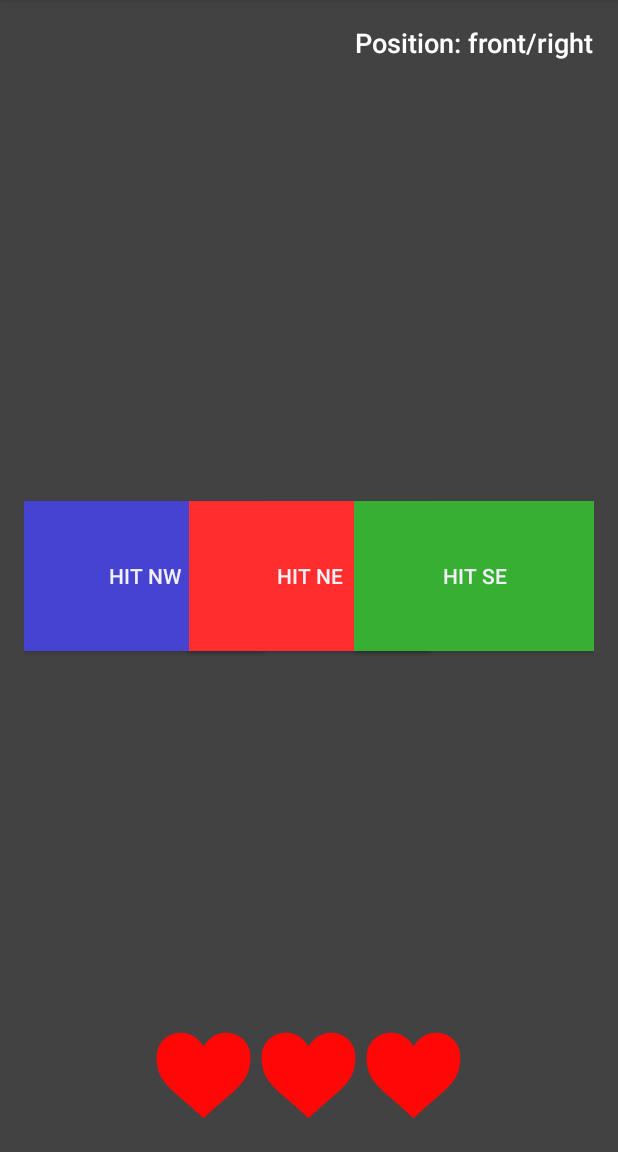
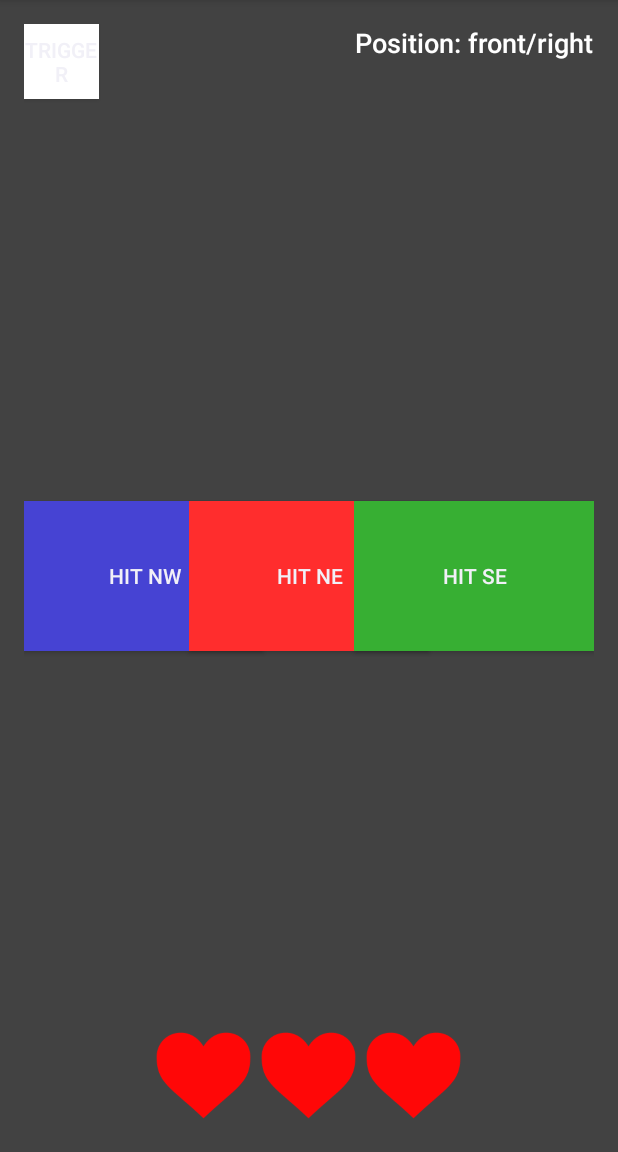
Before and after one commit to LMiljak/ContextMigi-1, an Android app: the layout android_ingame_fr.xml on its own in the app's theme, with its tools: preview values and no code run, on a phone screen of 412 x 824 dp, the part 84-1236 px from its top. Run offline under Robolectric (Android 15) with nearby library versions, the phone set to English and light mode, and no system bars.

Commit message:
Added button to test random events

```diff
--- a/ContextApp/src/main/res/layout/android_ingame_fr.xml
+++ b/ContextApp/src/main/res/layout/android_ingame_fr.xml
@@ -19,6 +19,15 @@
         android:layout_alignParentTop="true"
         android:layout_alignParentRight="true"
         android:textColor="#ffffff" />
+
+    <Button
+        android:layout_width="50dp"
+        android:layout_height="50dp"
+        android:id="@+id/FR_button_trigger"
+        android:text="Trigger"
+        android:background="#ffffff"
+        android:layout_alignParentTop="true"
+        android:layout_alignParentLeft="true" />
 
     <Button
         android:layout_width="160dp"
```
Also changed, not shown: ContextApp/src/main/java/com/github/migi_1/ContextApp/HelloActivity.java (+14 -0 lines), ContextApp/src/main/res/layout/android_event_button.xml (added, +23 -0 lines).
